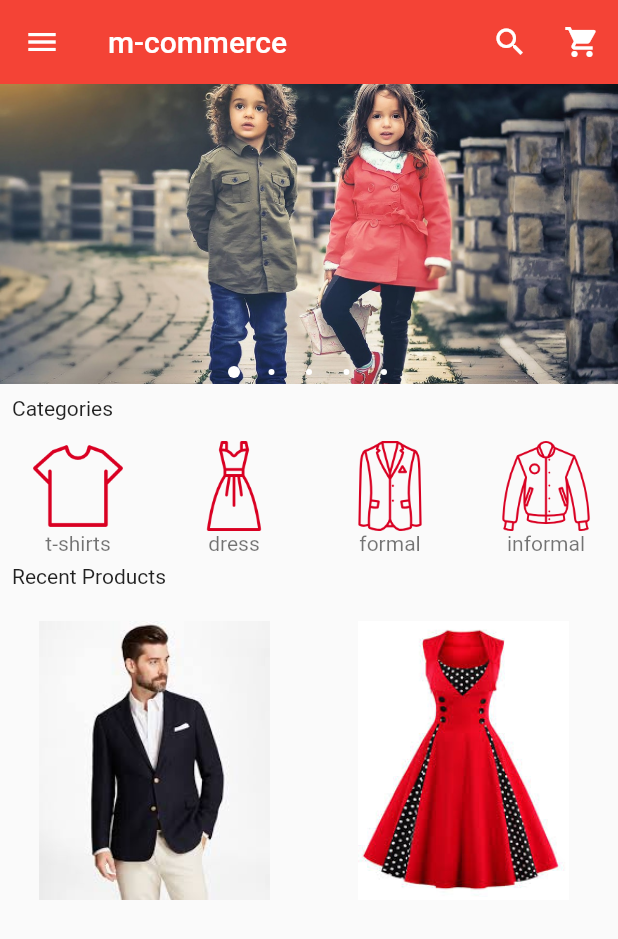
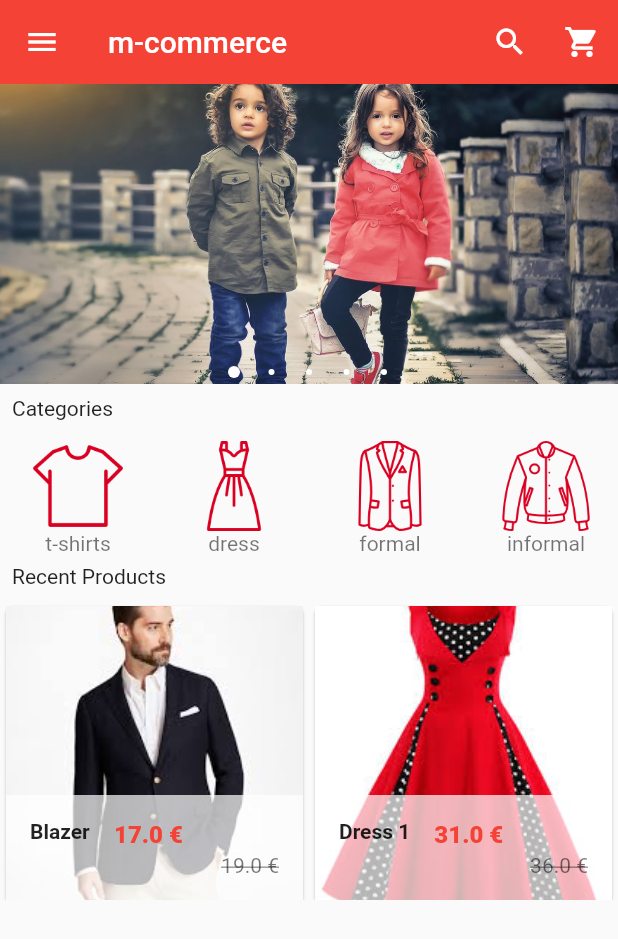
Before and after one commit to helio164/m-commerce, a Flutter app: the screen it shows after launch, on a phone screen of 412 x 824 dp. Shown: the top 939 px of the screen. Run offline on Flutter 3.47's test engine with Material 2 defaults, Android fonts, the phone set to English and light mode, and no system bars; drawn by our look-alikes of carousel_pro.

Commit message:
first refactor

```diff
--- a/mobile_shop/lib/Components/carousel.dart
+++ b/mobile_shop/lib/Components/carousel.dart
@@ -23,7 +23,7 @@ class _CarouselCustomState extends State<CarouselCustom> {
           AssetImage('images/w3.jpeg'),
         ],
         autoplay: true,
-        animationCurve: Curves.slowMiddle,
+        animationCurve: Curves.fastOutSlowIn,
         animationDuration: Duration(milliseconds: 1000),
         dotSize: 4.0,
         dotBgColor: Colors.transparent,
--- a/mobile_shop/lib/Components/products.dart
+++ b/mobile_shop/lib/Components/products.dart
@@ -1,4 +1,5 @@
 import 'package:flutter/material.dart';
+import 'package:mobile_shop/Pages/product_details.dart';
 
 class Products extends StatefulWidget {
   @override
@@ -20,7 +21,7 @@ class _ProductsState extends State<Products> {
       "price": 31.00,
     },
     {
-      "name": "Blazer",
+      "name": "Blazer 2",
       "picture": "images/products/blazer2.jpeg",
       "old_price": 59.00,
       "price": 37.00,
@@ -71,7 +72,49 @@ class Single_prod extends StatelessWidget {
 
   @override
   Widget build(BuildContext context) {
-    return Container(
+    return Card(
+      child: Hero(
+          tag: prod_name,
+          child: Material(
+            child: InkWell(
+              onTap: ()=> Navigator.push(context,
+                  new MaterialPageRoute(builder: (context) => new ProductDetails(
+                    prod_name: prod_name,
+                    prod_picture: prod_picture,
+                    prod_price: prod_price,
+                    prod_oldprice: prod_oldprice,
+                  ))),
+              child: GridTile(
+                footer: Container(
+                  color: Colors.white70,
+                  child: ListTile(
+                    leading: Text(prod_name,
+                        style: TextStyle(fontWeight: FontWeight.bold)),
+                    title: Text(
+                      "$prod_price €",
+                      style: TextStyle(
+                          color: Colors.red, fontWeight: FontWeight.w800),
+                    ),
+                    subtitle: Text(
+                      "$prod_oldprice €",
+                      style: TextStyle(
+                        color: Colors.black54,
+                        fontWeight: FontWeight.normal,
+                        decoration: TextDecoration.lineThrough,
+                      ),
+                      textAlign: TextAlign.right,
+                    ),
+                  ),
+                ),
+                child: Image.asset(
+                  prod_picture,
+                  fit: BoxFit.cover,
+                ),
+              ),
+            ),
+          )),
+    );
+    /*Container(
       padding: EdgeInsets.all(10.0),
       alignment: Alignment.center,
       child: ListTile(
@@ -82,6 +125,6 @@ class Single_prod extends StatelessWidget {
         ),
 
       ),
-    );
+    );*/
   }
 }
--- a/mobile_shop/lib/home.dart
+++ b/mobile_shop/lib/home.dart
@@ -2,6 +2,7 @@ import 'package:flutter/material.dart';
 import 'package:carousel_pro/carousel_pro.dart';
 
 //my imports
+//import 'package:mobile_shop/Components/appBar.dart';
 import 'package:mobile_shop/Components/menu.dart';
 import 'package:mobile_shop/Components/carousel.dart';
 import 'package:mobile_shop/Components/horizontalList.dart';
```
Also changed, not shown: mobile_shop/lib/Components/appBar.dart (added, +33 -0 lines).
